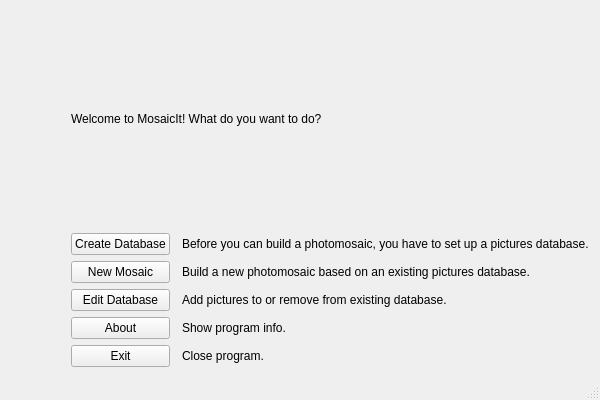
This is mainwindow.ui in seanet7or/mosaicit as Qt 5 draws it before an edit. The edited form follows.
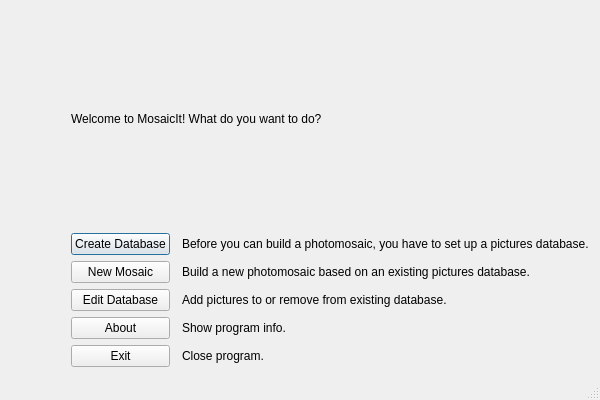
This is the edited form.

Commit message: set correct default buttons

Diff of the .ui file:
```diff
--- a/mainwindow.ui
+++ b/mainwindow.ui
@@ -52,6 +52,12 @@
         <property name="text">
          <string>Create Database</string>
         </property>
+        <property name="autoDefault">
+         <bool>true</bool>
+        </property>
+        <property name="default">
+         <bool>true</bool>
+        </property>
        </widget>
       </item>
       <item row="3" column="1">
```
Left out of the diff: 12 changed lines with no effect on the pictures. The commit also changes 9 other files.
